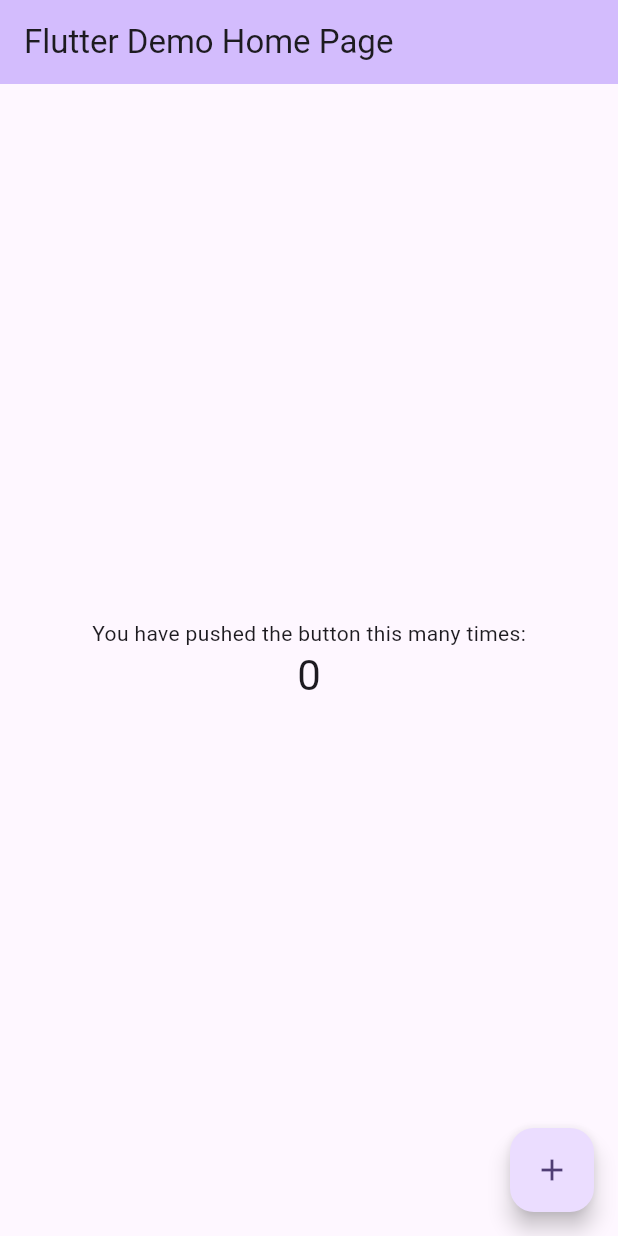
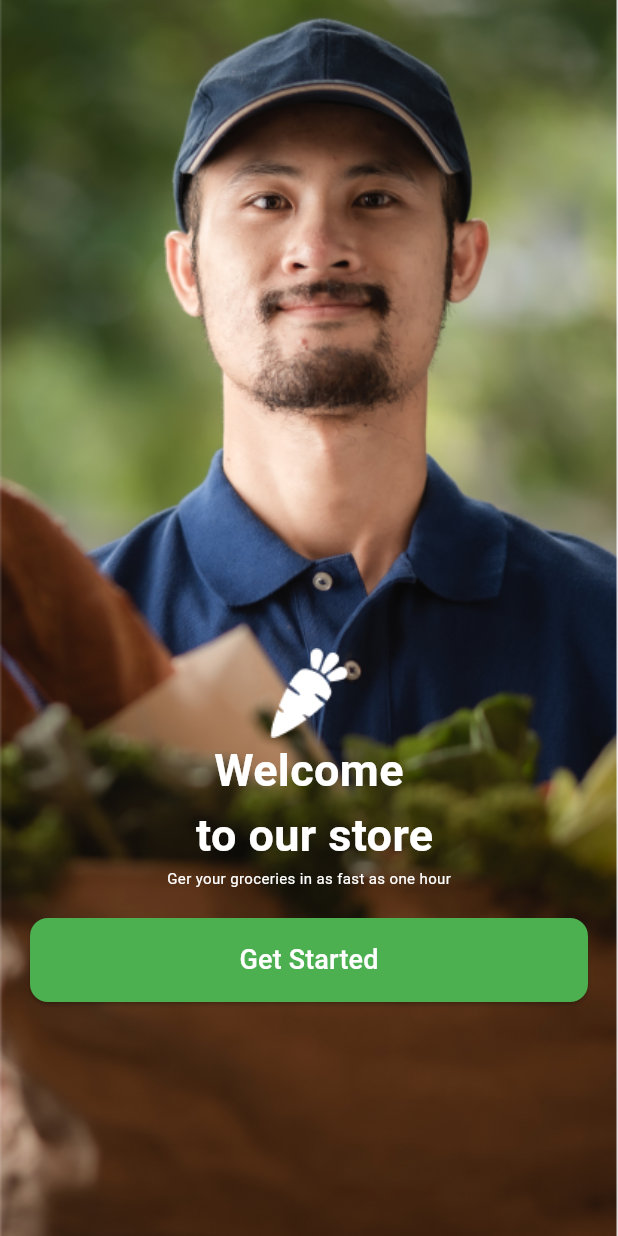
Before and after one commit to Nhung2310/Online_GroceriesApp, a Flutter app: the screen it shows after launch, on a phone screen of 412 x 824 dp. Run offline on Flutter 3.47's test engine with Material 3 defaults, Android fonts, the phone set to English and light mode, and no system bars.

Commit message:
FEATURE | #2 Implement Onbording Screen

```diff
--- /dev/null
+++ b/lib/app_assets.dart
@@ -0,0 +1,4 @@
+class AppAssets {
+  static const String icCarot = 'assets/carot.png';
+  static const String icMan = 'assets/man.png';
+}
--- /dev/null
+++ b/lib/app_color.dart
@@ -0,0 +1,6 @@
+import 'package:flutter/material.dart';
+
+class AppColor {
+  static const white = Colors.white;
+  static const green = Colors.green;
+}
--- a/lib/main.dart
+++ b/lib/main.dart
@@ -1,4 +1,5 @@
 import 'package:flutter/material.dart';
+import 'package:online_groceries_app/ui/onbording.dart';
 
 void main() {
   runApp(const MyApp());
@@ -11,112 +12,8 @@ class MyApp extends StatelessWidget {
   @override
   Widget build(BuildContext context) {
     return MaterialApp(
-      title: 'Flutter Demo',
-      theme: ThemeData(
-        // This is the theme of your application.
-        //
-        // TRY THIS: Try running your application with "flutter run". You'll see
-        // the application has a purple toolbar. Then, without quitting the app,
-        // try changing the seedColor in the colorScheme below to Colors.green
-        // and then invoke "hot reload" (save your changes or press the "hot
-        // reload" button in a Flutter-supported IDE, or press "r" if you used
-        // the command line to start the app).
-        //
-        // Notice that the counter didn't reset back to zero; the application
-        // state is not lost during the reload. To reset the state, use hot
-        // restart instead.
-        //
-        // This works for code too, not just values: Most code changes can be
-        // tested with just a hot reload.
-        colorScheme: ColorScheme.fromSeed(seedColor: Colors.deepPurple),
-      ),
-      home: const MyHomePage(title: 'Flutter Demo Home Page'),
+      home: const Onbording(),
+      debugShowCheckedModeBanner: false,
     );
   }
 }
-
-class MyHomePage extends StatefulWidget {
-  const MyHomePage({super.key, required this.title});
-
-  // This widget is the home page of your application. It is stateful, meaning
-  // that it has a State object (defined below) that contains fields that affect
-  // how it looks.
-
-  // This class is the configuration for the state. It holds the values (in this
-  // case the title) provided by the parent (in this case the App widget) and
-  // used by the build method of the State. Fields in a Widget subclass are
-  // always marked "final".
-
-  final String title;
-
-  @override
-  State<MyHomePage> createState() => _MyHomePageState();
-}
-
-class _MyHomePageState extends State<MyHomePage> {
-  int _counter = 0;
-
-  void _incrementCounter() {
-    setState(() {
-      // This call to setState tells the Flutter framework that something has
-      // changed in this State, which causes it to rerun the build method below
-      // so that the display can reflect the updated values. If we changed
-      // _counter without calling setState(), then the build method would not be
-      // called again, and so nothing would appear to happen.
-      _counter++;
-    });
-  }
-
-  @override
-  Widget build(BuildContext context) {
-    // This method is rerun every time setState is called, for instance as done
-    // by the _incrementCounter method above.
-    //
-    // The Flutter framework has been optimized to make rerunning build methods
-    // fast, so that you can just rebuild anything that needs updating rather
-    // than having to individually change instances of widgets.
-    return Scaffold(
-      appBar: AppBar(
-        // TRY THIS: Try changing the color here to a specific color (to
-        // Colors.amber, perhaps?) and trigger a hot reload to see the AppBar
-        // change color while the other colors stay the same.
-        backgroundColor: Theme.of(context).colorScheme.inversePrimary,
-        // Here we take the value from the MyHomePage object that was created by
-        // the App.build method, and use it to set our appbar title.
-        title: Text(widget.title),
-      ),
-      body: Center(
-        // Center is a layout widget. It takes a single child and positions it
-        // in the middle of the parent.
-        child: Column(
-          // Column is also a layout widget. It takes a list of children and
-          // arranges them vertically. By default, it sizes itself to fit its
-          // children horizontally, and tries to be as tall as its parent.
-          //
-          // Column has various properties to control how it sizes itself and
-          // how it positions its children. Here we use mainAxisAlignment to
-          // center the children vertically; the main axis here is the vertical
-          // axis because Columns are vertical (the cross axis would be
-          // horizontal).
-          //
-          // TRY THIS: Invoke "debug painting" (choose the "Toggle Debug Paint"
-          // action in the IDE, or press "p" in the console), to see the
-          // wireframe for each widget.
-          mainAxisAlignment: MainAxisAlignment.center,
-          children: <Widget>[
-            const Text('You have pushed the button this many times:'),
-            Text(
-              '$_counter',
-              style: Theme.of(context).textTheme.headlineMedium,
-            ),
-          ],
-        ),
-      ),
-      floatingActionButton: FloatingActionButton(
-        onPressed: _incrementCounter,
-        tooltip: 'Increment',
-        child: const Icon(Icons.add),
-      ), // This trailing comma makes auto-formatting nicer for build methods.
-    );
-  }
-}
--- /dev/null
+++ b/lib/ui/onbording.dart
@@ -0,0 +1,75 @@
+import 'package:flutter/material.dart';
+import 'package:flutter/widgets.dart';
+import 'package:online_groceries_app/app_assets.dart';
+import 'package:online_groceries_app/app_color.dart';
+
+class Onbording extends StatelessWidget {
+  const Onbording({super.key});
+
+  @override
+  Widget build(BuildContext context) {
+    return Scaffold(
+      body: Stack(
+        children: [
+          SizedBox.expand(
+            child: Image.asset(AppAssets.icMan, fit: BoxFit.cover),
+          ),
+          Align(
+            alignment: Alignment.bottomCenter,
+            child: Container(
+              height: MediaQuery.of(context).size.height * 0.5,
+              width: double.infinity,
+              padding: EdgeInsets.all(20),
+              child: Center(
+                child: Column(
+                  //crossAxisAlignment: CrossAxisAlignment.start,
+                  children: [
+                    Image.asset(
+                      width: 60,
+                      height: 60,
+                      AppAssets.icCarot,
+                      fit: BoxFit.contain,
+                    ),
+                    Center(
+                      child: Text(
+                        'Welcome\n to our store',
+                        textAlign: TextAlign.center,
+                        style: TextStyle(
+                          color: AppColor.white,
+                          fontWeight: FontWeight.bold,
+                          fontSize: 30,
+                        ),
+                      ),
+                    ),
+                    Text(
+                      'Ger your groceries in as fast as one hour',
+                      style: TextStyle(color: AppColor.white, fontSize: 10),
+                    ),
+                    SizedBox(height: 20),
+                    SizedBox(
+                      width: double.infinity,
+                      child: ElevatedButton(
+                        onPressed: () {},
+                        style: ElevatedButton.styleFrom(
+                          padding: EdgeInsets.symmetric(vertical: 15),
+                          backgroundColor: Colors.green,
+                          shape: RoundedRectangleBorder(
+                            borderRadius: BorderRadius.circular(12),
+                          ),
+                        ),
+                        child: Text(
+                          "Get Started",
+                          style: TextStyle(fontSize: 18, color: Colors.white),
+                        ),
+                      ),
+                    ),
+                  ],
+                ),
+              ),
+            ),
+          ),
+        ],
+      ),
+    );
+  }
+}
--- a/pubspec.yaml
+++ b/pubspec.yaml
@@ -56,7 +56,9 @@ flutter:
   # included with your application, so that you can use the icons in
   # the material Icons class.
   uses-material-design: true
-
+  assets:
+     - 'assets/man.png'
+     - 'assets/carot.png'
   # To add assets to your application, add an assets section, like this:
   # assets:
   #   - images/a_dot_burr.jpeg
```
Also changed, not shown: assets/carot.png (added), assets/man.png (added).
